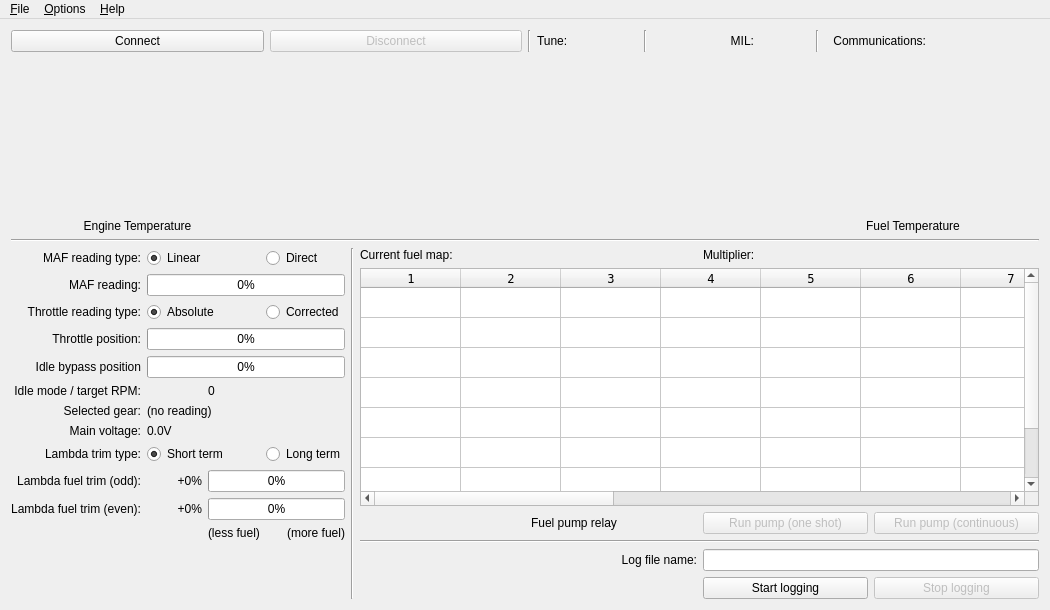
The window that mainwindow.ui (colinbourassa/rovergauge) describes before a commit, drawn with Qt 5.
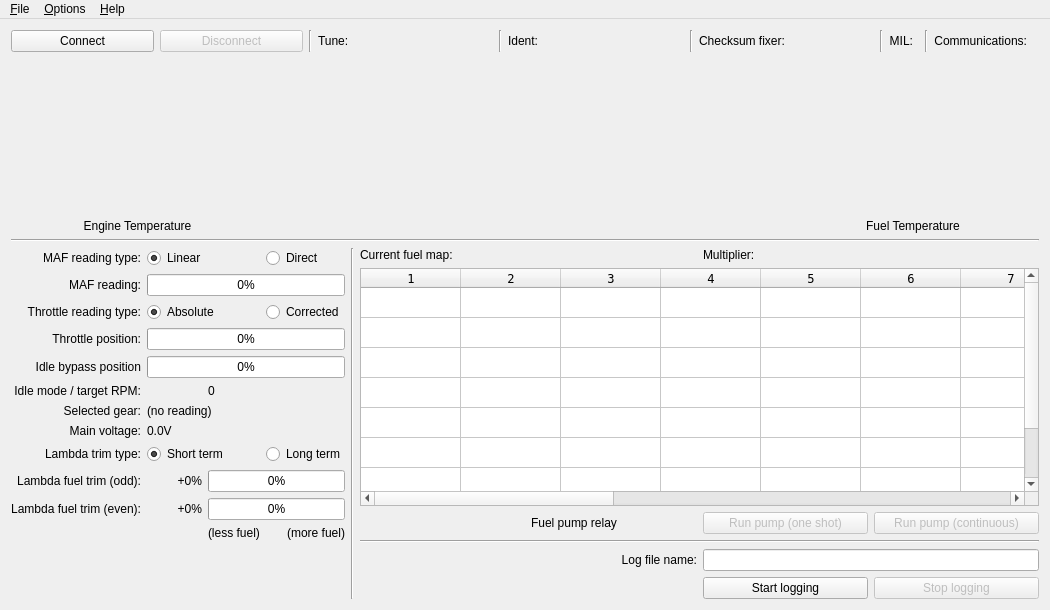
The same window after the commit. Custom widgets are drawn as their Qt base class.

Commit message: Add Ident and Checksum Fixer display fields

Patch:
```diff
--- a/mainwindow.ui
+++ b/mainwindow.ui
@@ -6,7 +6,7 @@
    <rect>
     <x>0</x>
     <y>0</y>
-    <width>1000</width>
+    <width>1050</width>
     <height>610</height>
    </rect>
   </property>
@@ -30,7 +30,7 @@
     <item row="0" column="0">
      <layout class="QVBoxLayout" name="m_layoutMaster" stretch="0,1,0,2">
       <item>
-       <layout class="QHBoxLayout" name="m_layoutTop" stretch="1,1">
+       <layout class="QHBoxLayout" name="m_layoutTop" stretch="2,5">
         <item>
          <layout class="QHBoxLayout" name="m_connectButtonLayout">
           <item>
@@ -53,7 +53,7 @@
          </layout>
         </item>
         <item>
-         <layout class="QHBoxLayout" name="m_statusLightLayout" stretch="0,2,0,2,1,0,2,1,1">
+         <layout class="QHBoxLayout" name="m_statusLayout" stretch="0,3,0,3,0,3,0,0,0,0,1,0,0">
           <item>
            <widget class="Line" name="m_vline0">
             <property name="orientation">
@@ -75,6 +75,34 @@
             </property>
            </widget>
           </item>
+          <item>
+           <widget class="QLabel" name="m_identLabel">
+            <property name="text">
+             <string>Ident:</string>
+            </property>
+           </widget>
+          </item>
+          <item>
+           <widget class="Line" name="m_vline2">
+            <property name="orientation">
+             <enum>Qt::Vertical</enum>
+            </property>
+           </widget>
+          </item>
+          <item>
+           <widget class="QLabel" name="m_checksumFixerLabel">
+            <property name="text">
+             <string>Checksum fixer:</string>
+            </property>
+           </widget>
+          </item>
+          <item>
+           <widget class="Line" name="m_vline3">
+            <property name="orientation">
+             <enum>Qt::Vertical</enum>
+            </property>
+           </widget>
+          </item>
           <item>
            <widget class="QLabel" name="m_milLabel">
             <property name="text">
@@ -89,7 +117,7 @@
            <widget class="QLedIndicator" name="m_milLed" native="true"/>
           </item>
           <item>
-           <widget class="Line" name="m_vline2">
+           <widget class="Line" name="m_vline4">
             <property name="orientation">
              <enum>Qt::Vertical</enum>
             </property>
@@ -467,7 +495,7 @@
          </layout>
         </item>
         <item>
-         <widget class="Line" name="m_vline3">
+         <widget class="Line" name="m_vline5">
           <property name="orientation">
            <enum>Qt::Vertical</enum>
           </property>
```
Left out of the diff: 2 changed lines with no effect on the pictures. The commit also changes 1 other file.
